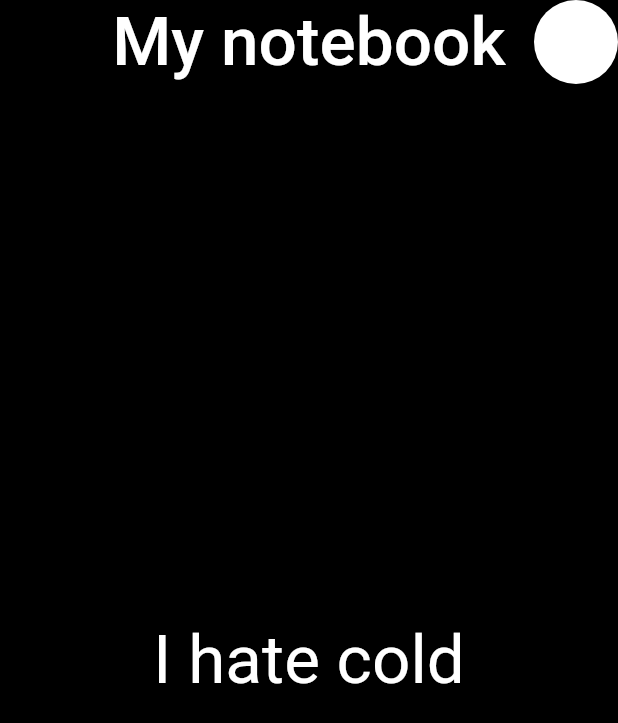
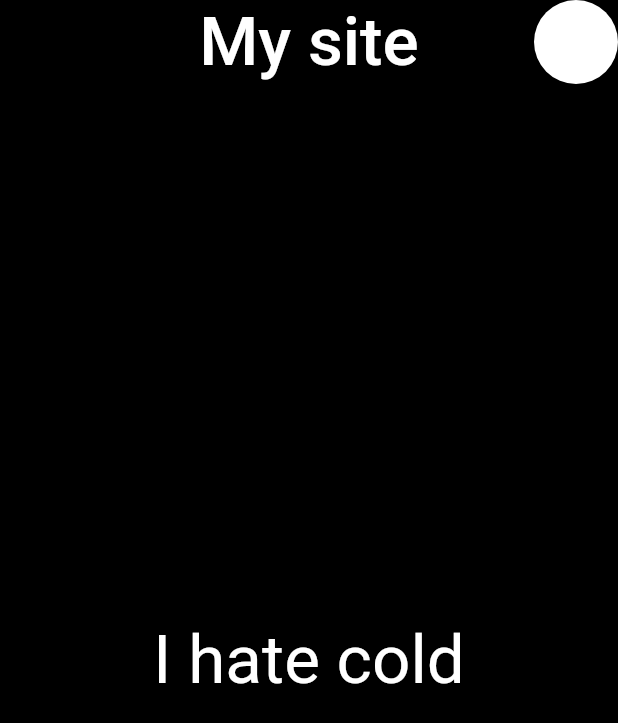
Before and after one commit to Vitaliklisa/vital_app, a Flutter app: the screen it shows after launch, on a phone screen of 412 x 824 dp. Shown: the top 723 px of the screen. Run offline on Flutter 3.47's test engine with Material 2 defaults, Android fonts, the phone set to English and light mode, and no system bars.

Commit message:
New text

```diff
--- a/lib/presentation/features/screen/screen.dart
+++ b/lib/presentation/features/screen/screen.dart
@@ -20,7 +20,7 @@ class _ScreenState extends State<Screen> implements ScreenView {
           return Scaffold(
             appBar: AppBar(
               backgroundColor: model.backgroundColor,
-              title: Text("My notebook",
+              title: Text("My site",
                 style: TextStyle(fontSize: 45.0, color: model.textColor,),),
               centerTitle: true,
               actions: [
```
